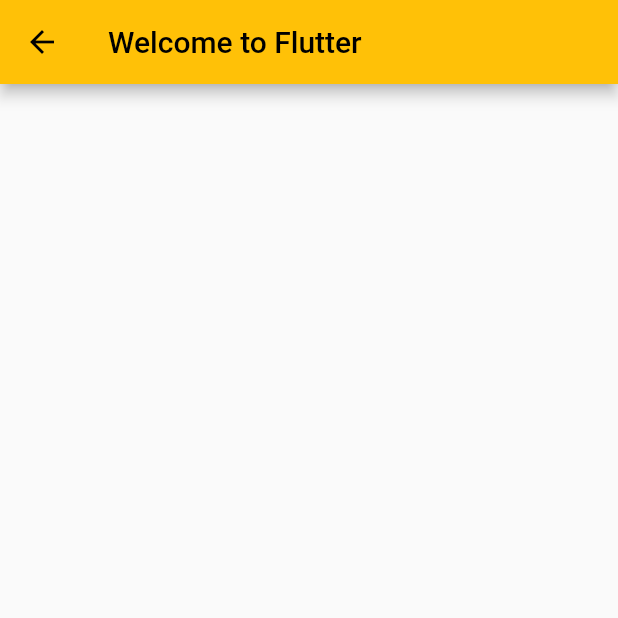
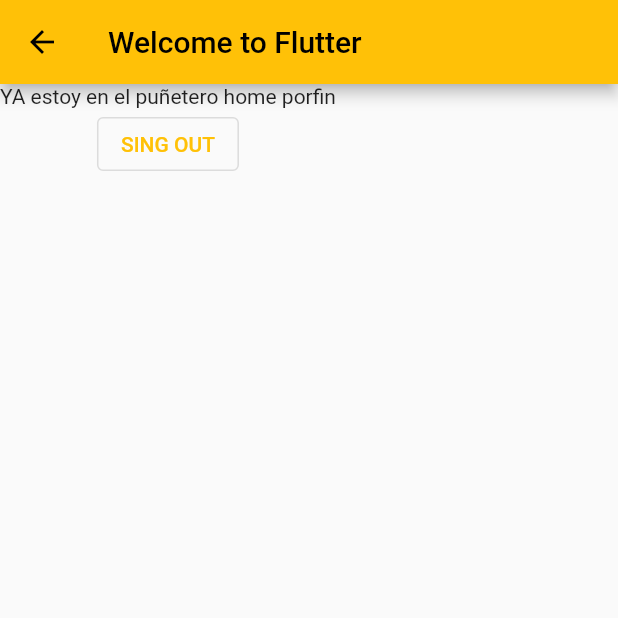
Before and after one commit to albrox9/albabrox_examen_2dam, a Flutter app: the HomeView screen opened by its route, on a phone screen of 412 x 824 dp, the top half of it. Run offline on Flutter 3.47's test engine with Material 2 defaults, Android fonts, the phone set to English and light mode, and no system bars; our stand-ins replace cloud_firestore, firebase_auth, firebase_core; accounts and stored records are empty; network calls fail.

Commit message:
Boton de logout

```diff
--- a/lib/data/admin_data.dart
+++ b/lib/data/admin_data.dart
@@ -22,6 +22,12 @@
 
   }
 
+  void singOut(){
+
+    DataHolder().auth.signOut();
+
+  }
+
 
 
   }
--- a/lib/home_views/home_view.dart
+++ b/lib/home_views/home_view.dart
@@ -1,3 +1,4 @@
+import 'package:albabrox_examen_2dam/data/admin_data.dart';
 import 'package:albabrox_examen_2dam/entities/profile.dart';
 import 'package:albabrox_examen_2dam/singleton/data_holder.dart';
 import 'package:flutter/material.dart';
@@ -7,11 +8,13 @@
 
   @override
   State<HomeView> createState() => _HomeViewState();
+
+
 }
 
+
+
 class _HomeViewState extends State<HomeView> {
-
-  Profile pHome = DataHolder().p as Profile;
 
   @override
   Widget build(BuildContext context) {
@@ -19,9 +22,18 @@
         appBar: AppBar(
           title: const Text('Welcome to Flutter'),
         ),
-        body: Center(
-          child: Text(pHome.name.toString()),
-        ),
+        body:Column(
+          children: [
+            Text("YA estoy en el puñetero home porfin"),
+            OutlinedButton(
+              onPressed: () {
+                AdminData().singOut();
+                Navigator.of(context).popAndPushNamed('/login_view');
+              },
+              child: const Text("SING OUT"),
+            ),
+          ],
+        )
     );
   }
 }
--- a/lib/my_app.dart
+++ b/lib/my_app.dart
@@ -19,7 +19,7 @@
         primarySwatch: Colors.amber
       ),
       title: 'Welcome to Flutter',
-      initialRoute: '/register_view',
+      initialRoute: '/',
       //FirebaseAuth.instance.currentUser == null ? '/sign-in' : '/profile',
       routes: {
         '/': (context) => const SplashView(),
```
Also changed, not shown: lib/login_views/login_view.dart (+7 -1 lines), lib/login_views/splash_view.dart (+41 -0 lines).
